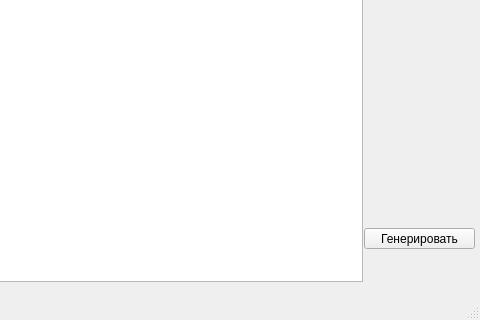
pivleonid/maze, file mainwindow.ui: the form before one commit; both pictures show x 358 to 838 and y 269 to 589 of the 838 by 589 pixel window.
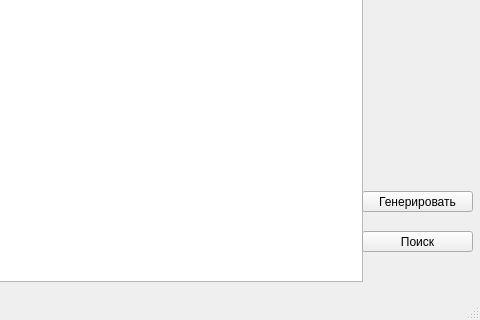
The form after the commit.

Diff of the .ui file:
```diff
--- a/mainwindow.ui
+++ b/mainwindow.ui
@@ -27,8 +27,8 @@
    <widget class="QPushButton" name="pushButton">
     <property name="geometry">
      <rect>
-      <x>722</x>
-      <y>497</y>
+      <x>720</x>
+      <y>460</y>
       <width>111</width>
       <height>21</height>
      </rect>
@@ -77,6 +77,19 @@
      </item>
     </layout>
    </widget>
+   <widget class="QPushButton" name="pushButton_2">
+    <property name="geometry">
+     <rect>
+      <x>720</x>
+      <y>500</y>
+      <width>111</width>
+      <height>21</height>
+     </rect>
+    </property>
+    <property name="text">
+     <string>Поиск</string>
+    </property>
+   </widget>
   </widget>
   <widget class="QMenuBar" name="menubar">
    <property name="geometry">
```
